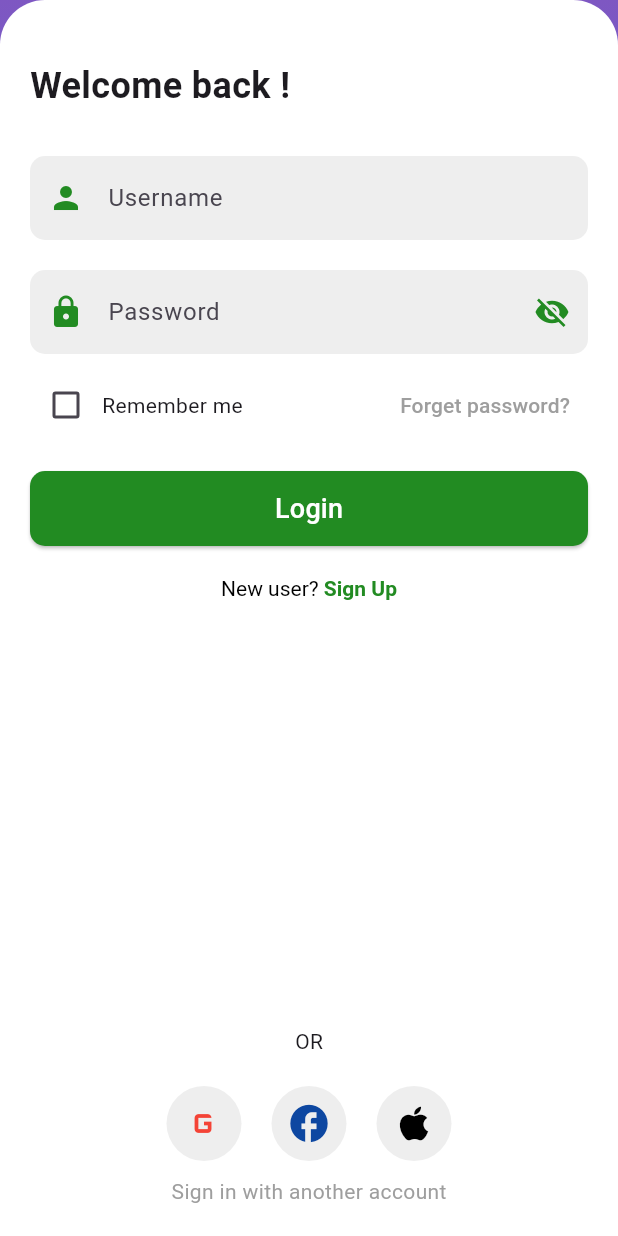
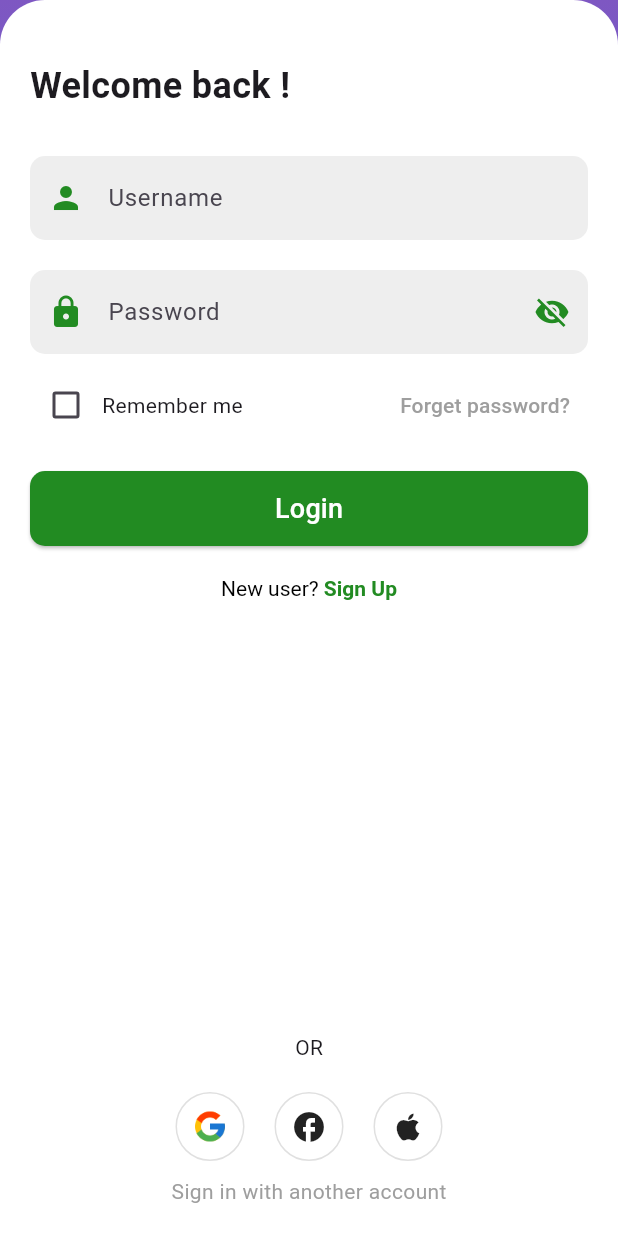
Before and after one commit to abdul-moominis-haq/IoTAppForAgriIoTAndSwamsProject, a Flutter app: the screen it shows after launch, on a phone screen of 412 x 824 dp. Run offline on Flutter 3.47's test engine with Material 3 defaults, Android fonts, the phone set to English and light mode, and no system bars.

Commit message:
Added the google icon

```diff
--- a/lib/signIn.dart
+++ b/lib/signIn.dart
@@ -157,14 +157,17 @@ class _MofiNowLoginPageState extends State<MofiNowLoginPage> {
                           mainAxisAlignment: MainAxisAlignment.center,
                           children: [
                             _socialLoginButton(
-                              icon: Icons.g_mobiledata,
-                              color: Colors.red,
+                              icon: Image.asset(
+                                'assets/icons8-google-48.png',
+                                height: 24,
+                                width: 24,),
+                              color: Colors.white,
                               onTap: () => print('Google login tapped'),
                             ),
                             SizedBox(width: 20),
                             _socialLoginButton(
                               icon: Icons.facebook,
-                              color: Colors.blue[900]!,
+                              color: Colors.blue,
                               onTap: () => print('Facebook login tapped'),
                             ),
                             SizedBox(width: 20),
@@ -196,7 +199,9 @@ class _MofiNowLoginPageState extends State<MofiNowLoginPage> {
 }
 
 Widget _socialLoginButton({
-  required IconData icon,
+  // required IconData icon,
+  // required Widget icon,
+  required dynamic icon,
   required Color color,
   required VoidCallback onTap,
 }) {
@@ -206,9 +211,12 @@ Widget _socialLoginButton({
       padding: EdgeInsets.all(10),
       decoration: BoxDecoration(
         shape: BoxShape.circle,
-        color: Colors.grey[200],
+        color: Colors.white,
+        border: Border.all(color: Colors.grey[300]!, width: 1),
       ),
-      child: Icon(icon, color: color, size: 30),
+      child: icon is IconData
+          ? Icon(icon as IconData)
+          : (icon is Widget ? icon : Icon(Icons.error)),
     ),
   );
 }
--- a/pubspec.yaml
+++ b/pubspec.yaml
@@ -30,6 +30,9 @@ environment:
 dependencies:
   flutter:
     sdk: flutter
+  # google_sign_in: ^6.1.0
+  # firebase_auth: ^4.6.0
+  # firebase_core: ^2.11.0
 
 
   # The following adds the Cupertino Icons font to your application.
```
Also changed, not shown: assets/icons8-facebook-48.png (added), assets/icons8-google-48.png (added).
